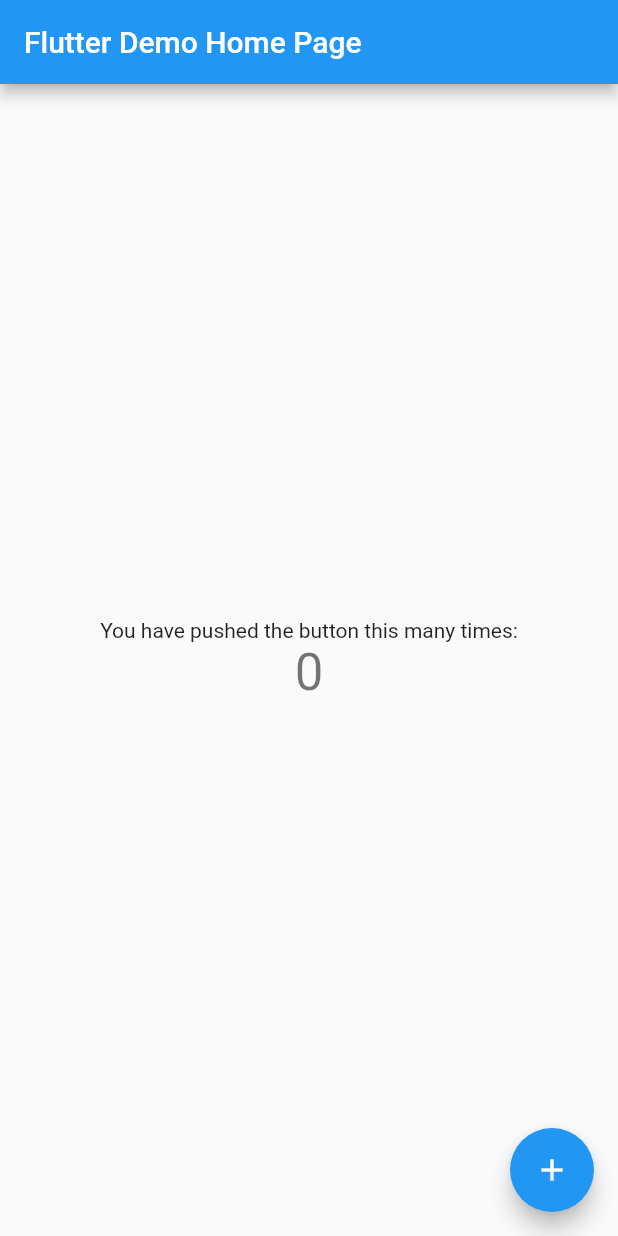
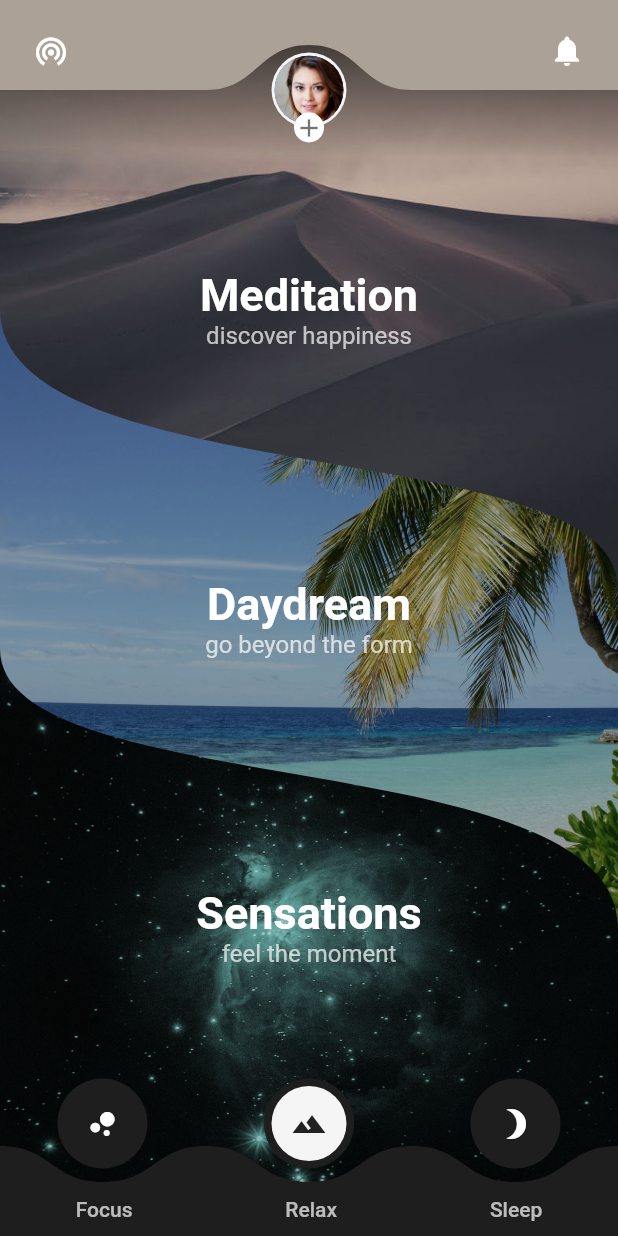
Before and after one commit to Bleach6785/flutter_meditation, a Flutter app: the screen it shows after launch, on a phone screen of 412 x 824 dp. Run offline on Flutter 3.47's test engine with Material 2 defaults, Android fonts, the phone set to English and light mode, and no system bars.

Commit message:
設計首頁畫面

```diff
--- a/lib/main.dart
+++ b/lib/main.dart
@@ -1,117 +1,385 @@
 import 'package:flutter/material.dart';
+import 'package:flutter/services.dart';
 
+// 影片時間3:33
 void main() {
+  //隐藏状态栏，底部按钮栏
+  // SystemChrome.setEnabledSystemUIOverlays([]);
   runApp(MyApp());
 }
 
-class MyApp extends StatelessWidget {
-  // This widget is the root of your application.
+class MyApp extends StatefulWidget {
+  @override
+  _MyAppState createState() => _MyAppState();
+}
+
+class _MyAppState extends State<MyApp> {
   @override
   Widget build(BuildContext context) {
     return MaterialApp(
-      title: 'Flutter Demo',
-      theme: ThemeData(
-        // This is the theme of your application.
-        //
-        // Try running your application with "flutter run". You'll see the
-        // application has a blue toolbar. Then, without quitting the app, try
-        // changing the primarySwatch below to Colors.green and then invoke
-        // "hot reload" (press "r" in the console where you ran "flutter run",
-        // or simply save your changes to "hot reload" in a Flutter IDE).
-        // Notice that the counter didn't reset back to zero; the application
-        // is not restarted.
-        primarySwatch: Colors.blue,
-        // This makes the visual density adapt to the platform that you run
-        // the app on. For desktop platforms, the controls will be smaller and
-        // closer together (more dense) than on mobile platforms.
-        visualDensity: VisualDensity.adaptivePlatformDensity,
-      ),
-      home: MyHomePage(title: 'Flutter Demo Home Page'),
+      // debugShowCheckedModeBanner: false,
+      home: HomePage(),
     );
   }
 }
 
-class MyHomePage extends StatefulWidget {
-  MyHomePage({Key key, this.title}) : super(key: key);
+class HomePage extends StatelessWidget {
+  @override
+  Widget build(BuildContext context) {
+    return Scaffold(
+      body: Stack(
+        children: [
+          CustomBody(),
+          CustomAppbar(),
+          NavBar(),
+        ],
+      ),
+    );
+  }
+}
 
-  // This widget is the home page of your application. It is stateful, meaning
-  // that it has a State object (defined below) that contains fields that affect
-  // how it looks.
+class CustomAppbar extends StatelessWidget {
+  @override
+  Widget build(BuildContext context) {
+    return Container(
+      height: 105.0,
+      decoration: BoxDecoration(
+        gradient: LinearGradient(
+          begin: Alignment.topCenter,
+          end: Alignment.bottomCenter,
+          colors: [
+            Colors.black87,
+            Colors.transparent,
+          ],
+        ),
+      ),
+      child: Stack(
+        children: [
+          ClipPath(
+            clipper: AppBarClipper(),
+            child: Container(
+              height: 60.0,
+              width: MediaQuery.of(context).size.width,
+              color: Color(0xffaba197),
+            ),
+          ),
+          Positioned(
+            top: 35.0,
+            left: MediaQuery.of(context).size.width / 2 - 25,
+            child: Stack(
+              alignment: Alignment.center,
+              children: [
+                CircleAvatar(
+                  radius: 25.0,
+                  backgroundColor: Colors.grey.shade100,
+                ),
+                CircleAvatar(
+                  radius: 23.0,
+                  backgroundImage: AssetImage("assets/face.jpg"),
+                ),
+              ],
+            ),
+          ),
+          Positioned(
+            top: 75.0,
+            left: MediaQuery.of(context).size.width / 2 - 10,
+            child: CircleAvatar(
+              radius: 10.0,
+              backgroundColor: Colors.white,
+              child: FittedBox(
+                child: Icon(
+                  Icons.add,
+                  color: Colors.black54,
+                ),
+              ),
+            ),
+          ),
+          Padding(
+            padding: const EdgeInsets.all(10.0),
+            child: Row(
+              mainAxisAlignment: MainAxisAlignment.spaceBetween,
+              children: [
+                IconButton(
+                  icon: Icon(
+                    Icons.wifi_tethering,
+                    color: Colors.white,
+                  ),
+                  onPressed: () {},
+                ),
+                IconButton(
+                  icon: Icon(
+                    Icons.notifications,
+                    color: Colors.white,
+                  ),
+                  onPressed: () {},
+                ),
+              ],
+            ),
+          ),
+        ],
+      ),
+    );
+  }
+}
 
-  // This class is the configuration for the state. It holds the values (in this
-  // case the title) provided by the parent (in this case the App widget) and
-  // used by the build method of the State. Fields in a Widget subclass are
-  // always marked "final".
+class CustomBody extends StatelessWidget {
+  @override
+  Widget build(BuildContext context) {
+    return Stack(
+      children: [
+        Column(
+          children: [
+            Section(
+              headline: "Meditation",
+              description: "discover happiness",
+              img: AssetImage("assets/dessert.jpg"),
+            ),
+            Section(
+              headline: 'Sensations',
+              description: 'feel the moment',
+              img: AssetImage('assets/galaxy.jpg'),
+            ),
+          ],
+        ),
+        Center(
+          child: ClipPath(
+            clipper: MidClipper(),
+            child: Section(
+              headline: 'Daydream',
+              description: 'go beyond the form',
+              img: AssetImage('assets/beach.jpg'),
+            ),
+          ),
+        ),
+      ],
+    );
+  }
+}
 
-  final String title;
+class Section extends StatelessWidget {
+  final String headline;
+  final String description;
+  final ImageProvider img;
+
+  const Section({
+    Key key,
+    this.headline,
+    this.description,
+    this.img,
+  }) : super(key: key);
 
   @override
-  _MyHomePageState createState() => _MyHomePageState();
+  Widget build(BuildContext context) {
+    return Container(
+      height: MediaQuery.of(context).size.height * .5,
+      decoration: BoxDecoration(
+        image: DecorationImage(
+          fit: BoxFit.cover,
+          image: img,
+        ),
+      ),
+      child: Center(
+        child: RichText(
+          textAlign: TextAlign.center,
+          text: TextSpan(
+            text: headline,
+            style: TextStyle(
+              fontSize: 30,
+              fontWeight: FontWeight.w600,
+            ),
+            children: [
+              TextSpan(
+                text: '\n$description',
+                style: TextStyle(
+                  color: Colors.white70,
+                  fontSize: 16,
+                  fontWeight: FontWeight.w400,
+                ),
+              ),
+            ],
+          ),
+        ),
+      ),
+    );
+  }
 }
 
-class _MyHomePageState extends State<MyHomePage> {
-  int _counter = 0;
+class NavBar extends StatelessWidget {
+  @override
+  Widget build(BuildContext context) {
+    return Stack(
+      children: [
+        Positioned(
+          bottom: 0.0,
+          child: ClipPath(
+            clipper: NavBarClipper(),
+            child: Container(
+              height: 60.0,
+              width: MediaQuery.of(context).size.width,
+              color: Color(0xff1e1e1e),
+            ),
+          ),
+        ),
+        Positioned(
+          bottom: 45.0,
+          width: MediaQuery.of(context).size.width,
+          child: Row(
+            mainAxisAlignment: MainAxisAlignment.spaceEvenly,
+            children: [
+              NavIcon(
+                icon: Icons.bubble_chart,
+                active: false,
+              ),
+              SizedBox(
+                width: 1.0,
+              ),
+              NavIcon(
+                icon: Icons.landscape,
+                active: true,
+              ),
+              SizedBox(
+                width: 1.0,
+              ),
+              NavIcon(
+                icon: Icons.brightness_3,
+                active: false,
+              ),
+            ],
+          ),
+        ),
+        Positioned(
+          bottom: 10.0,
+          width: MediaQuery.of(context).size.width,
+          child: Row(
+            mainAxisAlignment: MainAxisAlignment.spaceEvenly,
+            children: [
+              Text(
+                "Focus",
+                style: TextStyle(
+                  color: Colors.white70,
+                  fontWeight: FontWeight.w500,
+                ),
+              ),
+              SizedBox(
+                width: 1.0,
+              ),
+              Text(
+                "Relax",
+                style: TextStyle(
+                  color: Colors.white70,
+                  fontWeight: FontWeight.w500,
+                ),
+              ),
+              SizedBox(
+                width: 1.0,
+              ),
+              Text(
+                "Sleep",
+                style: TextStyle(
+                  color: Colors.white70,
+                  fontWeight: FontWeight.w500,
+                ),
+              ),
+            ],
+          ),
+        ),
+      ],
+    );
+  }
+}
 
-  void _incrementCounter() {
-    setState(() {
-      // This call to setState tells the Flutter framework that something has
-      // changed in this State, which causes it to rerun the build method below
-      // so that the display can reflect the updated values. If we changed
-      // _counter without calling setState(), then the build method would not be
-      // called again, and so nothing would appear to happen.
-      _counter++;
-    });
+class NavIcon extends StatelessWidget {
+  final IconData icon;
+  final bool active;
+
+  const NavIcon({
+    Key key,
+    this.icon,
+    this.active,
+  }) : super(key: key);
+
+  @override
+  Widget build(BuildContext context) {
+    return CircleAvatar(
+      radius: 30.0,
+      backgroundColor: Color(0xff1e1e1e),
+      child: CircleAvatar(
+        radius: 25.0,
+        backgroundColor: active ? Colors.grey.shade100 : Colors.transparent,
+        child: Icon(
+          icon,
+          color: active ? Colors.black87 : Colors.white,
+        ),
+      ),
+    );
+  }
+}
+
+class MidClipper extends CustomClipper<Path> {
+  @override
+  Path getClip(Size size) {
+    Path path = Path();
+    var sw = size.width;
+    var sh = size.height;
+    path.cubicTo(0, sh * .3, sw, sh * .2, sw, sh * .45);
+    path.lineTo(sw, sh);
+    path.cubicTo(sw, sh * .7, 0, sh * .8, 0, sh * .55);
+    path.close();
+    return path;
   }
 
   @override
-  Widget build(BuildContext context) {
-    // This method is rerun every time setState is called, for instance as done
-    // by the _incrementCounter method above.
-    //
-    // The Flutter framework has been optimized to make rerunning build methods
-    // fast, so that you can just rebuild anything that needs updating rather
-    // than having to individually change instances of widgets.
-    return Scaffold(
-      appBar: AppBar(
-        // Here we take the value from the MyHomePage object that was created by
-        // the App.build method, and use it to set our appbar title.
-        title: Text(widget.title),
-      ),
-      body: Center(
-        // Center is a layout widget. It takes a single child and positions it
-        // in the middle of the parent.
-        child: Column(
-          // Column is also a layout widget. It takes a list of children and
-          // arranges them vertically. By default, it sizes itself to fit its
-          // children horizontally, and tries to be as tall as its parent.
-          //
-          // Invoke "debug painting" (press "p" in the console, choose the
-          // "Toggle Debug Paint" action from the Flutter Inspector in Android
-          // Studio, or the "Toggle Debug Paint" command in Visual Studio Code)
-          // to see the wireframe for each widget.
-          //
-          // Column has various properties to control how it sizes itself and
-          // how it positions its children. Here we use mainAxisAlignment to
-          // center the children vertically; the main axis here is the vertical
-          // axis because Columns are vertical (the cross axis would be
-          // horizontal).
-          mainAxisAlignment: MainAxisAlignment.center,
-          children: <Widget>[
-            Text(
-              'You have pushed the button this many times:',
-            ),
-            Text(
-              '$_counter',
-              style: Theme.of(context).textTheme.headline4,
-            ),
-          ],
-        ),
-      ),
-      floatingActionButton: FloatingActionButton(
-        onPressed: _incrementCounter,
-        tooltip: 'Increment',
-        child: Icon(Icons.add),
-      ), // This trailing comma makes auto-formatting nicer for build methods.
-    );
+  bool shouldReclip(covariant CustomClipper<Path> oldClipper) {
+    return false;
   }
 }
+
+class NavBarClipper extends CustomClipper<Path> {
+  @override
+  Path getClip(Size size) {
+    Path path = Path();
+    var sw = size.width;
+    var sh = size.height;
+    path.cubicTo(sw / 12, 0, sw / 12, 2 * sh / 5, 2 * sw / 12, 2 * sh / 5);
+    path.cubicTo(3 * sw / 12, 2 * sh / 5, 3 * sw / 12, 0, 4 * sw / 12, 0);
+    path.cubicTo(
+        5 * sw / 12, 0, 5 * sw / 12, 2 * sh / 5, 6 * sw / 12, 2 * sh / 5);
+    path.cubicTo(7 * sw / 12, 2 * sh / 5, 7 * sw / 12, 0, 8 * sw / 12, 0);
+    path.cubicTo(
+        9 * sw / 12, 0, 9 * sw / 12, 2 * sh / 5, 10 * sw / 12, 2 * sh / 5);
+    path.cubicTo(11 * sw / 12, 2 * sh / 5, 11 * sw / 12, 0, sw, 0);
+    path.lineTo(sw, sh);
+    path.lineTo(0, sh);
+    path.close();
+    return path;
+  }
+
+  @override
+  bool shouldReclip(covariant CustomClipper<Path> oldClipper) {
+    return false;
+  }
+}
+
+class AppBarClipper extends CustomClipper<Path> {
+  @override
+  Path getClip(Size size) {
+    Path path = Path();
+    var sw = size.width;
+    var sh = size.height;
+
+    path.lineTo(0, sh);
+    path.lineTo(4 * sw / 12, sh);
+    path.cubicTo(5 * sw / 12, sh, 5 * sw / 12, sh / 2, 6 * sw / 12, sh / 2);
+    path.cubicTo(7 * sw / 12, sh / 2, 7 * sw / 12, sh, 8 * sw / 12, sh);
+    path.lineTo(sw, sh);
+    path.lineTo(sw, 0);
+
+    path.close();
+    return path;
+  }
+
+  @override
+  bool shouldReclip(covariant CustomClipper<Path> oldClipper) {
+    return false;
+  }
+}
```
Also changed, not shown: 1 other file.
